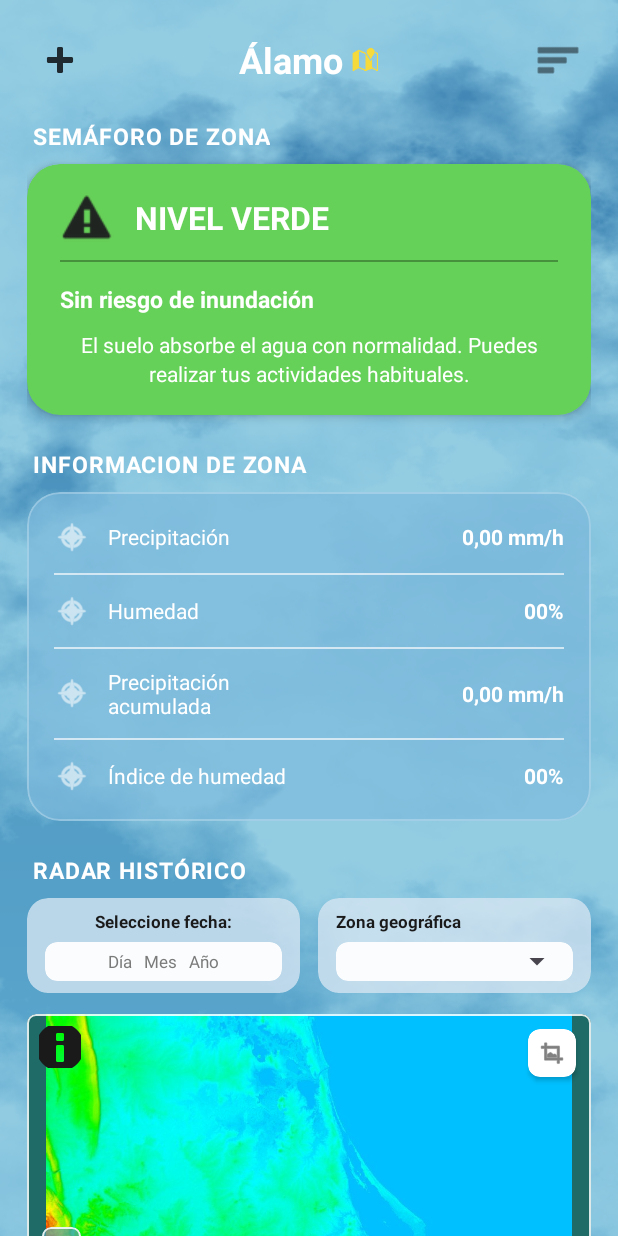
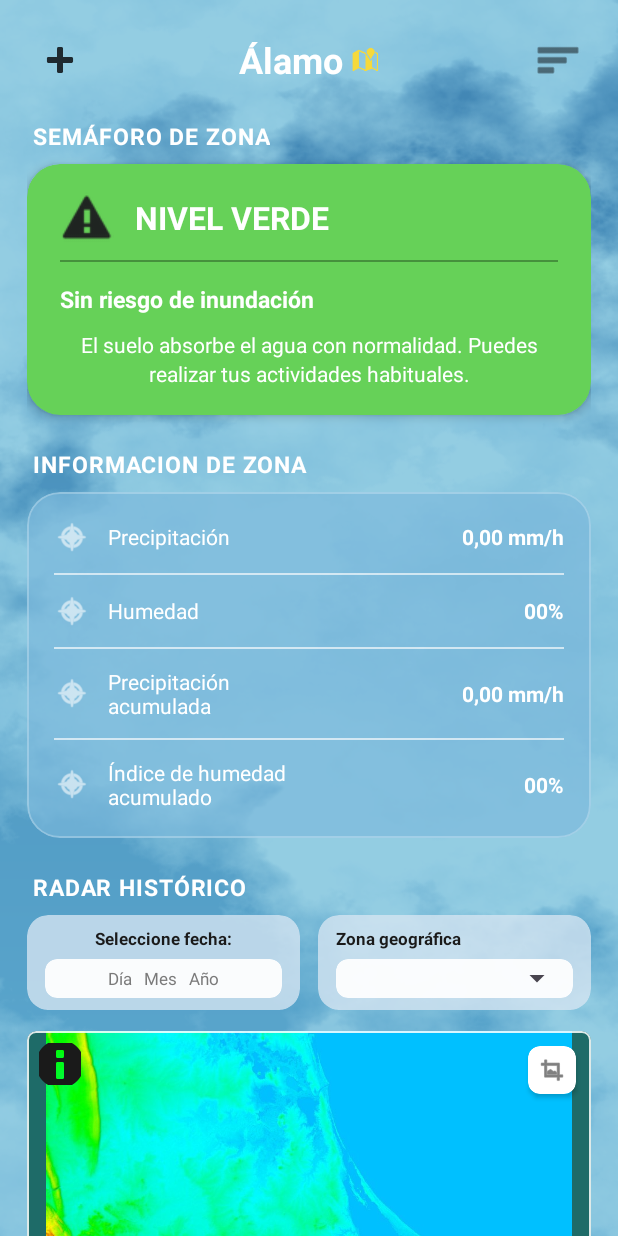
Before and after one commit to Daro25/Sistema-predictivo-de-induciones-SAR-Spaceapps-NASA, an Android app: the screen it shows after launch (MainActivity), on a phone screen of 412 x 824 dp. Run offline under Robolectric (Android 15) with nearby library versions, the phone set to English and light mode, and no system bars.

Commit message:
correcciones XD

```diff
--- a/AndroidStudioProject/app/src/main/res/layout/activity_main.xml
+++ b/AndroidStudioProject/app/src/main/res/layout/activity_main.xml
@@ -322,7 +322,7 @@
                         android:layout_height="wrap_content"
                         android:layout_marginStart="12dp"
                         android:layout_weight="1"
-                        android:text="Índice de humedad"
+                        android:text="Índice de humedad\nacumulado"
                         android:textColor="#FFFFFF"
                         android:textSize="14sp" />
 
--- a/AndroidStudioProject/gradle/libs.versions.toml
+++ b/AndroidStudioProject/gradle/libs.versions.toml
@@ -1,5 +1,5 @@
 [versions]
-agp = "9.4.1"
+agp = "9.5.1"
 junit = "4.13.2"
 junitVersion = "1.3.0"
 espressoCore = "3.7.0"
```
Also changed, not shown: AndroidStudioProject/app/src/main/java/com/nasa/spilnasa/MainActivity.java (+7 -4 lines), AndroidStudioProject/gradle/wrapper/gradle-wrapper.properties.
